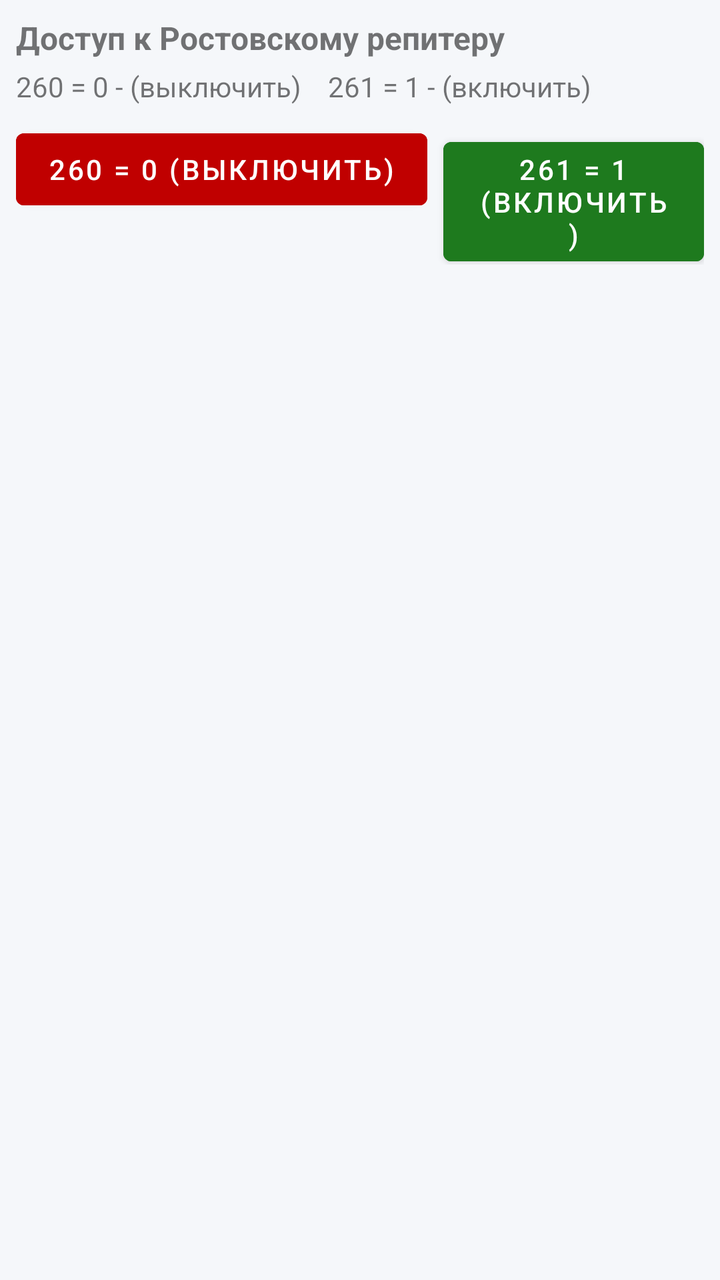
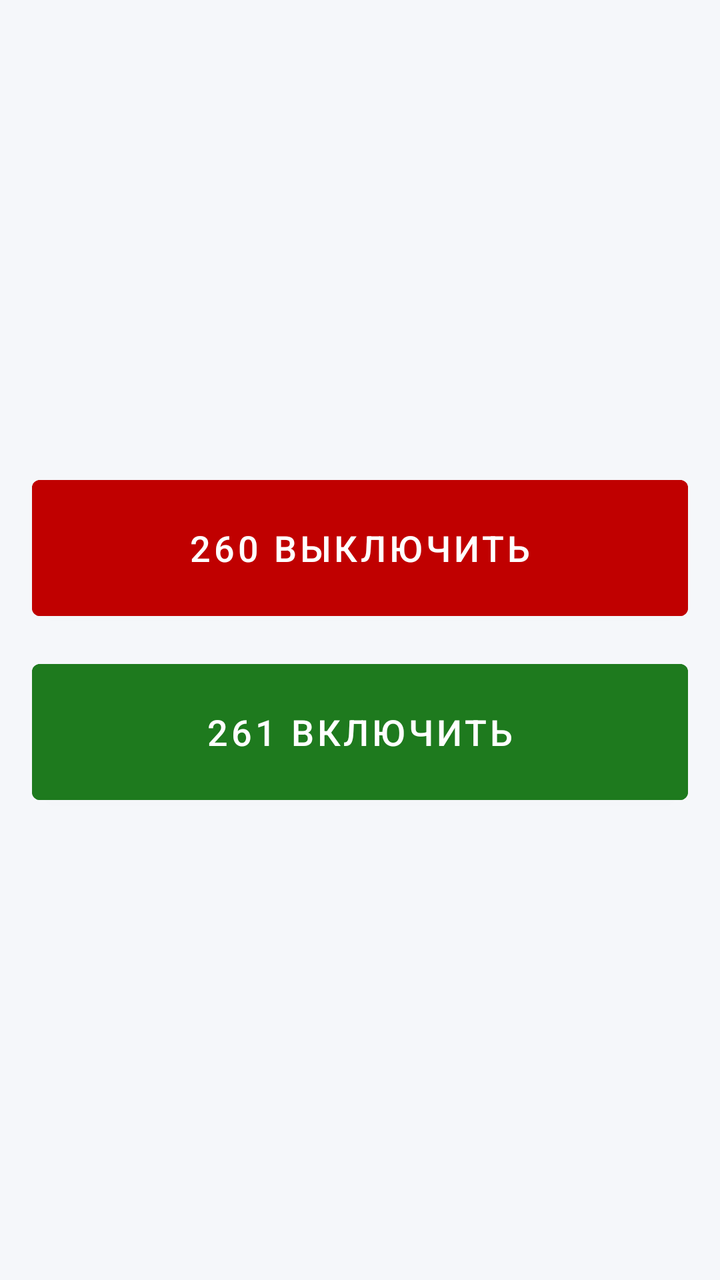

The first picture is an Android layout as it rendered before a commit; the second is the same layout after the commit. The layout source and the unified diff follow.
<!-- AndroidManifest.xml: application theme Theme.AdminPMR -->
<!-- res/layout/tab_ctrl.xml -->
﻿<?xml version="1.0" encoding="utf-8"?>
<ScrollView xmlns:android="http://schemas.android.com/apk/res/android"
    android:layout_width="match_parent"
    android:layout_height="match_parent">

    <LinearLayout
        android:layout_width="match_parent"
        android:layout_height="wrap_content"
        android:orientation="vertical"
        android:padding="8dp">

        <TextView
            android:layout_width="match_parent"
            android:layout_height="wrap_content"
            android:text="@string/title_rw"
            android:textStyle="bold"
            android:textSize="16sp" />

        <TextView
            android:layout_width="match_parent"
            android:layout_height="wrap_content"
            android:layout_marginTop="4dp"
            android:text="260 = 0 - (выключить)    261 = 1 - (включить)" />

        <LinearLayout
            android:layout_width="match_parent"
            android:layout_height="wrap_content"
            android:orientation="horizontal"
            android:layout_marginTop="8dp">

            <Button
                android:id="@+id/btn260"
                android:layout_width="wrap_content"
                android:layout_height="wrap_content"
                android:text="@string/btn_260"
                android:backgroundTint="@color/c_red"
                android:textColor="@color/c_white" />

            <Button
                android:id="@+id/btn261"
                android:layout_width="wrap_content"
                android:layout_height="wrap_content"
                android:layout_marginStart="8dp"
                android:text="@string/btn_261"
                android:backgroundTint="@color/c_green"
                android:textColor="@color/c_white" />

        </LinearLayout>

    </LinearLayout>
</ScrollView>
<!-- resources referenced by this layout -->
<resources>
  <color name="c_green">#1E7A1E</color>
  <color name="c_red">#C00000</color>
  <color name="c_white">#FFFFFF</color>
  <string name="btn_260">260 = 0 (выключить)</string>
  <string name="btn_261">261 = 1 (включить)</string>
  <string name="title_rw">Доступ к Ростовскому репитеру</string>
  <style name="Theme.AdminPMR" parent="Theme.MaterialComponents.Light.NoActionBar">
          <item name="colorPrimary">@color/c_blue</item>
          <item name="colorPrimaryVariant">@color/c_blue_dark</item>
          <item name="colorOnPrimary">@color/c_white</item>
          <item name="colorSecondary">@color/c_green</item>
          <item name="colorSecondaryVariant">@color/c_green_dark</item>
          <item name="colorOnSecondary">@color/c_white</item>
          <item name="android:statusBarColor" tools:targetApi="l">@color/c_blue</item>
          <item name="android:windowBackground">@color/c_bg</item>
      </style>
  <color name="c_blue">#1A3D7C</color>
  <color name="c_blue_dark">#0F2750</color>
  <color name="c_green_dark">#145214</color>
  <color name="c_bg">#F5F7FA</color>
</resources>

<!-- the commit's change to res/layout/tab_ctrl.xml (unified diff, before → after) -->
@@ -1,51 +1,28 @@
-﻿<?xml version="1.0" encoding="utf-8"?>
-<ScrollView xmlns:android="http://schemas.android.com/apk/res/android"
+<?xml version="1.0" encoding="utf-8"?>
+<LinearLayout xmlns:android="http://schemas.android.com/apk/res/android"
     android:layout_width="match_parent"
-    android:layout_height="match_parent">
+    android:layout_height="match_parent"
+    android:orientation="vertical"
+    android:gravity="center"
+    android:padding="16dp">
 
-    <LinearLayout
+    <Button
+        android:id="@+id/btn260"
         android:layout_width="match_parent"
-        android:layout_height="wrap_content"
-        android:orientation="vertical"
-        android:padding="8dp">
+        android:layout_height="80dp"
+        android:text="@string/btn_260"
+        android:textSize="18sp"
+        android:backgroundTint="@color/c_red"
+        android:textColor="@color/c_white" />
 
-        <TextView
-            android:layout_width="match_parent"
-            android:layout_height="wrap_content"
-            android:text="@string/title_rw"
-            android:textStyle="bold"
-            android:textSize="16sp" />
+    <Button
+        android:id="@+id/btn261"
+        android:layout_width="match_parent"
+        android:layout_height="80dp"
+        android:layout_marginTop="12dp"
+        android:text="@string/btn_261"
+        android:textSize="18sp"
+        android:backgroundTint="@color/c_green"
+        android:textColor="@color/c_white" />
 
-        <TextView
-            android:layout_width="match_parent"
-            android:layout_height="wrap_content"
-            android:layout_marginTop="4dp"
-            android:text="260 = 0 - (выключить)    261 = 1 - (включить)" />
-
-        <LinearLayout
-            android:layout_width="match_parent"
-            android:layout_height="wrap_content"
-            android:orientation="horizontal"
-            android:layout_marginTop="8dp">
-
-            <Button
-                android:id="@+id/btn260"
-                android:layout_width="wrap_content"
-                android:layout_height="wrap_content"
-                android:text="@string/btn_260"
-                android:backgroundTint="@color/c_red"
-                android:textColor="@color/c_white" />
-
-            <Button
-                android:id="@+id/btn261"
-                android:layout_width="wrap_content"
-                android:layout_height="wrap_content"
-                android:layout_marginStart="8dp"
-                android:text="@string/btn_261"
-                android:backgroundTint="@color/c_green"
-                android:textColor="@color/c_white" />
-
-        </LinearLayout>
-
-    </LinearLayout>
-</ScrollView>
+</LinearLayout>
<!-- resource entries referenced after the edit -->
@@ -3,9 +3,8 @@
   <color name="c_green">#1E7A1E</color>
   <color name="c_red">#C00000</color>
   <color name="c_white">#FFFFFF</color>
-  <string name="btn_260">260 = 0 (выключить)</string>
-  <string name="btn_261">261 = 1 (включить)</string>
-  <string name="title_rw">Доступ к Ростовскому репитеру</string>
+  <string name="btn_260">260 ВЫКЛЮЧИТЬ</string>
+  <string name="btn_261">261 ВКЛЮЧИТЬ</string>
   <style name="Theme.AdminPMR" parent="Theme.MaterialComponents.Light.NoActionBar">
           <item name="colorPrimary">@color/c_blue</item>
           <item name="colorPrimaryVariant">@color/c_blue_dark</item>
